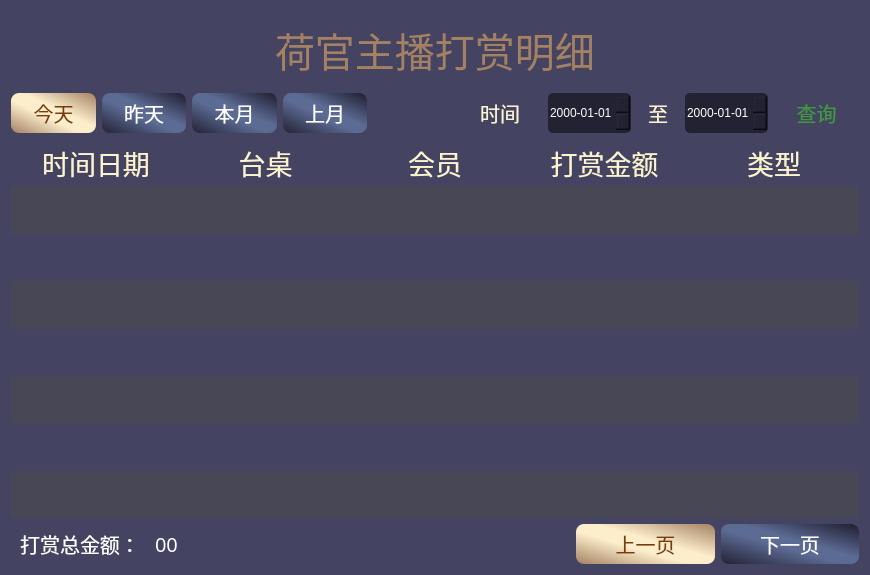
First picture: the form in NiuNiu_zhubo_mod/mod/mod_money/MMoney.ui, repository QPKJEDL/deskgame, before the edit.
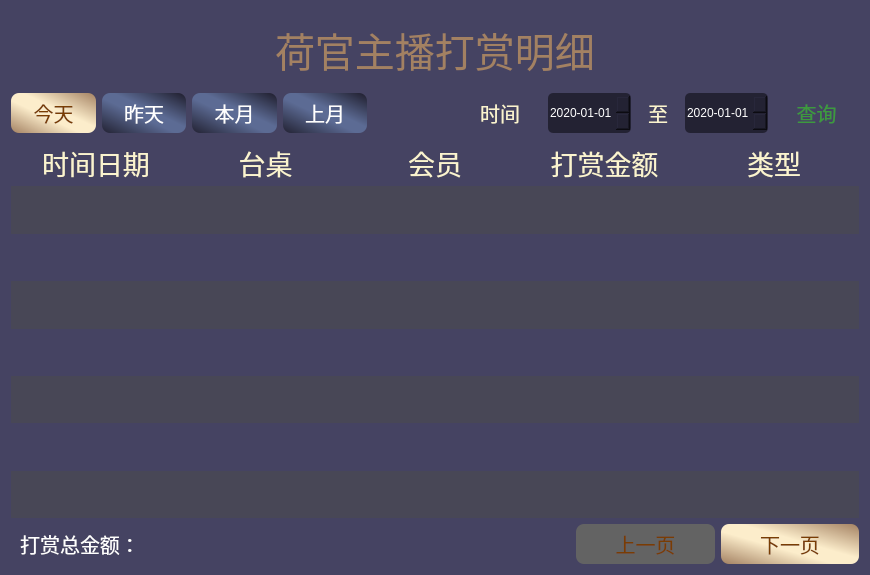
Second picture: the form after the edit.

The edit to the form file:
```diff
--- a/NiuNiu_zhubo_mod/mod/mod_money/MMoney.ui
+++ b/NiuNiu_zhubo_mod/mod/mod_money/MMoney.ui
@@ -215,7 +215,7 @@
        </property>
        <property name="date">
         <date>
-         <year>2000</year>
+         <year>2020</year>
          <month>1</month>
          <day>1</day>
         </date>
@@ -263,6 +263,13 @@
 border: 3px;
 color: rgb(255, 255, 255);</string>
        </property>
+       <property name="date">
+        <date>
+         <year>2020</year>
+         <month>1</month>
+         <day>1</day>
+        </date>
+       </property>
        <property name="displayFormat">
         <string>yyyy-MM-dd</string>
        </property>
@@ -1134,7 +1141,7 @@
 color: rgb(255, 255, 255);</string>
        </property>
        <property name="text">
-        <string>00</string>
+        <string/>
        </property>
        <property name="alignment">
         <set>Qt::AlignLeading|Qt::AlignLeft|Qt::AlignVCenter</set>
@@ -1156,6 +1163,9 @@
      </item>
      <item>
       <widget class="QPushButton" name="pu_front_page">
+       <property name="enabled">
+        <bool>false</bool>
+       </property>
        <property name="minimumSize">
         <size>
          <width>0</width>
@@ -1169,9 +1179,14 @@
         </font>
        </property>
        <property name="styleSheet">
-        <string notr="true">background-color: qlineargradient(spread:pad, x1:1, y1:0, x2:0, y2:1, stop:0 rgba(163, 129, 98, 255), stop:0.431818 rgba(252, 237, 203, 255), stop:0.590909 rgba(252, 237, 203, 255), stop:1 rgba(163, 129, 98, 255));
+        <string notr="true">QPushButton{
+background-color: qlineargradient(spread:pad, x1:1, y1:0, x2:0, y2:1, stop:0 rgba(163, 129, 98, 255), stop:0.431818 rgba(252, 237, 203, 255), stop:0.590909 rgba(252, 237, 203, 255), stop:1 rgba(163, 129, 98, 255));
 border-radius: 8px;
-color: rgb(121, 61, 3);</string>
+color: rgb(121, 61, 3);
+}
+QPushButton:disabled{border-color:gray;background-color: rgb(99, 99, 99);
+}
+</string>
        </property>
        <property name="text">
         <string>上一页</string>
@@ -1193,9 +1208,14 @@
         </font>
        </property>
        <property name="styleSheet">
-        <string notr="true">background-color: qlineargradient(spread:reflect, x1:0, y1:1, x2:1, y2:0, stop:0 rgba(35, 34, 51, 255), stop:0.4375 rgba(92, 107, 148, 255), stop:0.568182 rgba(92, 107, 148, 255), stop:0.971591 rgba(35, 34, 51, 255), stop:1 rgba(35, 34, 51, 255));
+        <string notr="true">QPushButton{
+background-color: qlineargradient(spread:pad, x1:1, y1:0, x2:0, y2:1, stop:0 rgba(163, 129, 98, 255), stop:0.431818 rgba(252, 237, 203, 255), stop:0.590909 rgba(252, 237, 203, 255), stop:1 rgba(163, 129, 98, 255));
 border-radius: 8px;
-color: rgb(255, 255, 255);</string>
+color: rgb(121, 61, 3);
+}
+QPushButton:disabled{border-color:gray;background-color: rgb(99, 99, 99);
+}
+</string>
        </property>
        <property name="text">
         <string>下一页</string>
```
